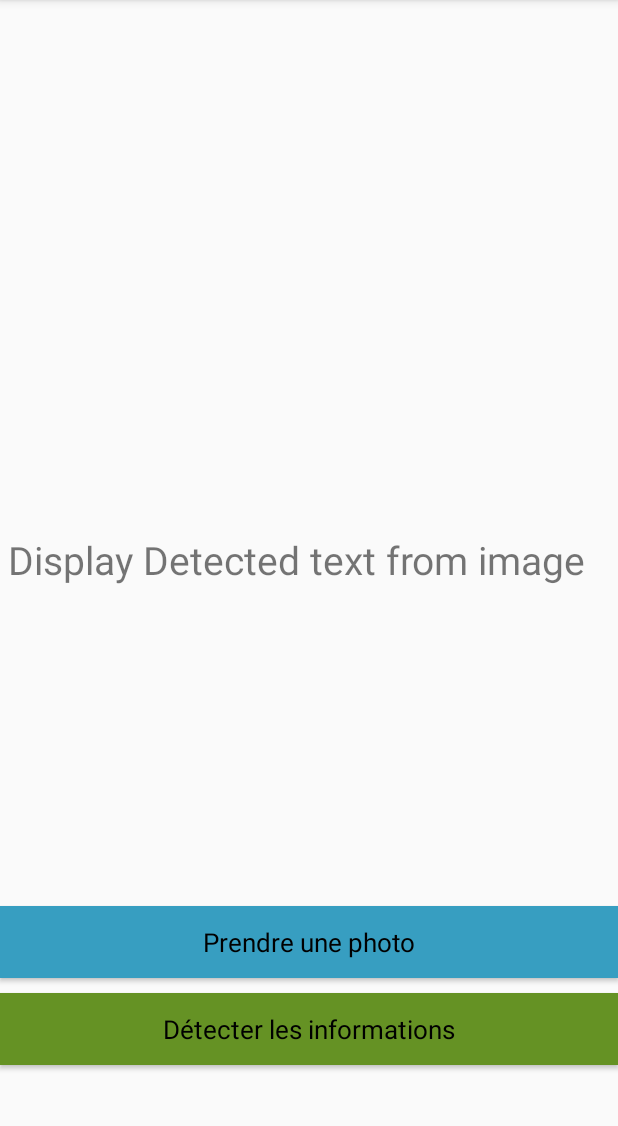
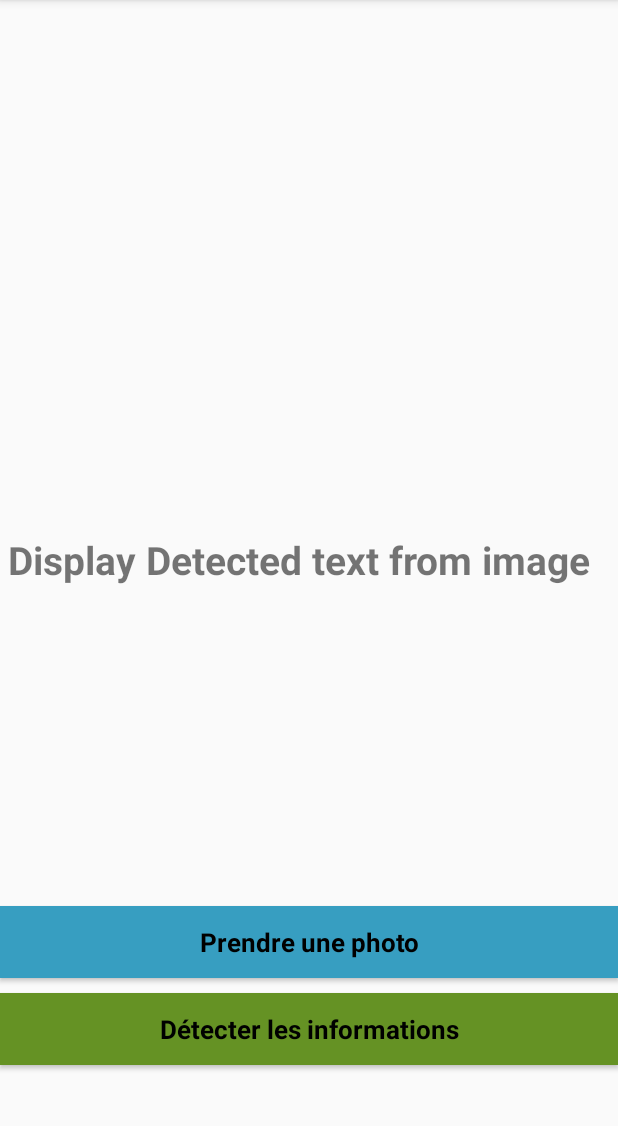
Before and after one commit to Alix1548/GoSecuryAndroid, an Android app: the screen it shows after launch (MainActivity), on a phone screen of 412 x 824 dp, the part 84-1210 px from its top. Run offline under Robolectric (Android 15) with nearby library versions, the phone set to English and light mode, and no system bars; our stand-ins replace Firebase (no records; nobody signed in at launch, a user with empty details on screens opened directly); Roboto replaces fonts that are not available here.

Commit message:
commit amelioration

```diff
--- a/app/src/main/java/com/collet/gosecury/MainActivity.java
+++ b/app/src/main/java/com/collet/gosecury/MainActivity.java
@@ -106,38 +106,13 @@ public class MainActivity extends AppCompatActivity {
             }
         });
 
-        FirebaseFirestore db = FirebaseFirestore.getInstance();
-
-
-        /*Map<String, Object> user = new HashMap<>();
-        user.put("first", "Alix");
-        user.put("last", "Collet");
-        user.put("number", "141144201318");
-
-        db.collection("Users")
-                .add(user)
-                .addOnSuccessListener(new OnSuccessListener<DocumentReference>() {
-                    @Override
-                    public void onSuccess(DocumentReference documentReference) {
-                        Log.d(TAG, "DocumentSnapshot added with ID: " + documentReference.getId());
-                    }
-                })
-                .addOnFailureListener(new OnFailureListener() {
-                    @Override
-                    public void onFailure(@NonNull Exception e) {
-                        Log.w(TAG, "Error adding document", e);
-                    }
-                });*/
     }
 
     static final int REQUEST_TAKE_PHOTO = 1;
     private void dispatchTakePictureIntent() {
-
-       /* Intent takePictureIntent = new Intent(MediaStore.ACTION_IMAGE_CAPTURE);
-
-        if (takePictureIntent.resolveActivity(getPackageManager()) != null) {
-            startActivityForResult(takePictureIntent, REQUEST_IMAGE_CAPTURE);
-        }*/
+        if (photoFile!=null){
+            photoFile.delete();
+        }
         Intent takePictureIntent = new Intent(MediaStore.ACTION_IMAGE_CAPTURE);
         // Ensure that there's a camera activity to handle the intent
         if (takePictureIntent.resolveActivity(getPackageManager()) != null) {
@@ -192,49 +167,9 @@ public class MainActivity extends AppCompatActivity {
                     break;
                 }
             }
-
         } catch (Exception error) {
             error.printStackTrace();
         }
-      /*  super.onActivityResult(requestCode, resultCode, data);
-
-        if (requestCode == REQUEST_TAKE_PHOTO && resultCode == RESULT_OK) {
-            Bundle extras = data.getExtras();
-            imageBitmap = (Bitmap) extras.get("data");
-            imageView.setImageBitmap(imageBitmap);
-
-            String root = Environment.getExternalStoragePublicDirectory(Environment.DIRECTORY_PICTURES).toString();
-            File myDir = new File(root + "/saved_images");
-            myDir.mkdirs();
-            Random generator = new Random();
-            int n = 10000;
-            n = generator.nextInt(n);
-            String fname = "Image-" + n + ".jpg";
-            File file = new File(myDir, fname);
-            if (file.exists())
-                file.delete();
-            try {
-                FileOutputStream out = new FileOutputStream(file);
-                imageBitmap.compress(Bitmap.CompressFormat.JPEG, 90, out);
-                out.flush();
-                out.close();
-            }
-            catch (Exception e) {
-                e.printStackTrace();
-            }
-
-
-            // Tell the media scanner about the new file so that it is
-            // immediately available to the user.
-            MediaScannerConnection.scanFile(this, new String[] { file.toString() }, null,
-                    new MediaScannerConnection.OnScanCompletedListener() {
-                        public void onScanCompleted(String path, Uri uri) {
-                            Log.i("ExternalStorage", "Scanned " + path + ":");
-                            Log.i("ExternalStorage", "-> uri=" + uri);
-                        }
-                    });
-
-        }*/
     }
 
     private void detectTextFromImage() {
@@ -258,9 +193,13 @@ public class MainActivity extends AppCompatActivity {
 
     private void displayTextFormImage(FirebaseVisionText firebaseVisionText) {
         String text = "";
+        lastName="";
+        name="";
+        number="";
         List<FirebaseVisionText.TextBlock> blockList = firebaseVisionText.getTextBlocks();
         if (blockList.size() == 0) {
             Toast.makeText(this, "No text found", Toast.LENGTH_SHORT).show();
+            photoFile.delete();
         } else {
             int i=0;
             int j=0;
@@ -271,7 +210,6 @@ public class MainActivity extends AppCompatActivity {
                     if (i >= 2 && i <= 7) {
                         if (line.getText().contains(lastnameResearch)) {
                             lastName = researchWord(lastnameResearch, line);
-
                         }
                         if (line.getText().contains(name)) {
                             name = researchWord(nameResearch, line);
@@ -360,13 +298,22 @@ public class MainActivity extends AppCompatActivity {
                             String keyDate = "dateList";
                             noteRef.update(keyDate, dateList);
                         }
+                        if (queryDocumentSnapshots.isEmpty()) {
+                            data = "ACCES REFUSE";
+                        }else{
+                            data = currentDate + "\n ACCES AUTORISE";
+                        }
 
-
-
-                        data = currentDate + "\n ACCES AUTORISE";
                         textView.setText(data);
                     }
-                });
+                }).addOnFailureListener(new OnFailureListener() {
+            @Override
+            public void onFailure(@NonNull Exception e) {
+                Toast.makeText(MainActivity.this, "Error: " + e.getMessage(), Toast.LENGTH_SHORT).show();
+
+                Log.d("Error: ", e.getMessage());
+            }
+        });
     }
 
 
--- a/app/src/main/res/layout/activity_main.xml
+++ b/app/src/main/res/layout/activity_main.xml
@@ -11,6 +11,7 @@
         android:layout_width="match_parent"
         android:layout_height="350dp"
         android:fontFamily="@font/roboto_thin"
+        android:textStyle="bold"
         />
 
     <TextView
@@ -23,6 +24,7 @@
         android:maxLines="5"
         android:layout_margin="5dp"
         android:fontFamily="@font/roboto_thin"
+        android:textStyle="bold"
         />
 
     <Button
@@ -36,7 +38,9 @@
         android:text="Prendre une photo"
         android:textAllCaps="false"
         android:textColor="@android:color/black"
-        android:textSize="17dp" />
+        android:textSize="17dp"
+        android:textStyle="bold"
+        />
 
     <Button
         android:id="@+id/detect_text_image_btn"
@@ -51,6 +55,7 @@
         android:layout_above="@+id/check_identity"
         android:layout_marginBottom="10dp"
         android:fontFamily="@font/roboto_thin"
+        android:textStyle="bold"
         />
 
     <Button
@@ -65,6 +70,7 @@
         android:textSize="17dp"
         android:visibility="invisible"
         android:fontFamily="@font/roboto_thin"
+        android:textStyle="bold"
         />
 
 </RelativeLayout>
```
